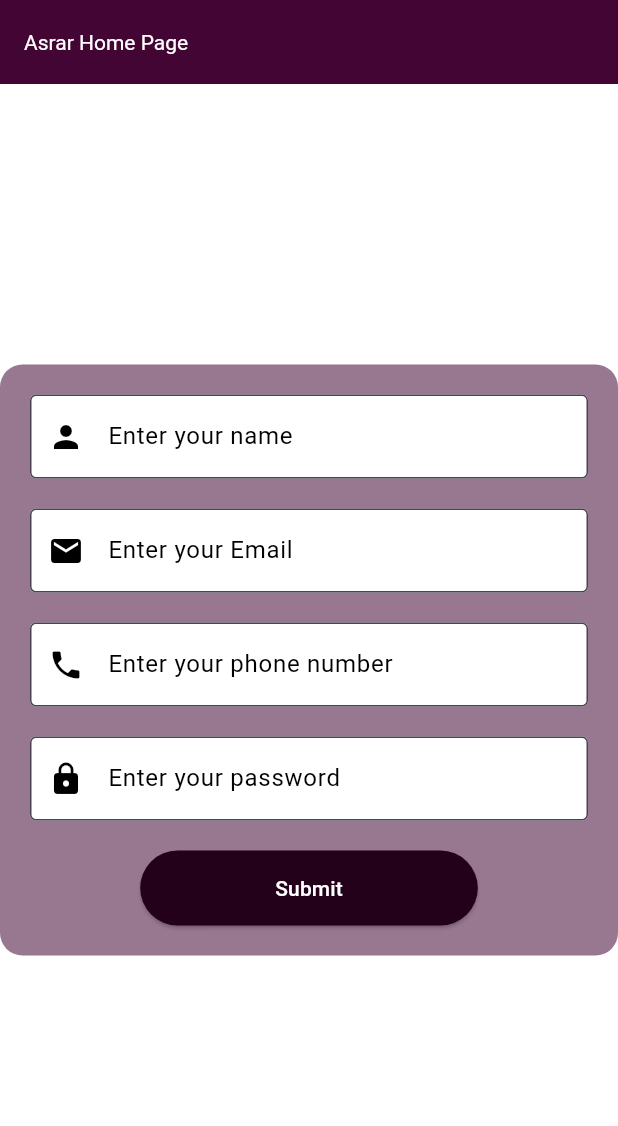
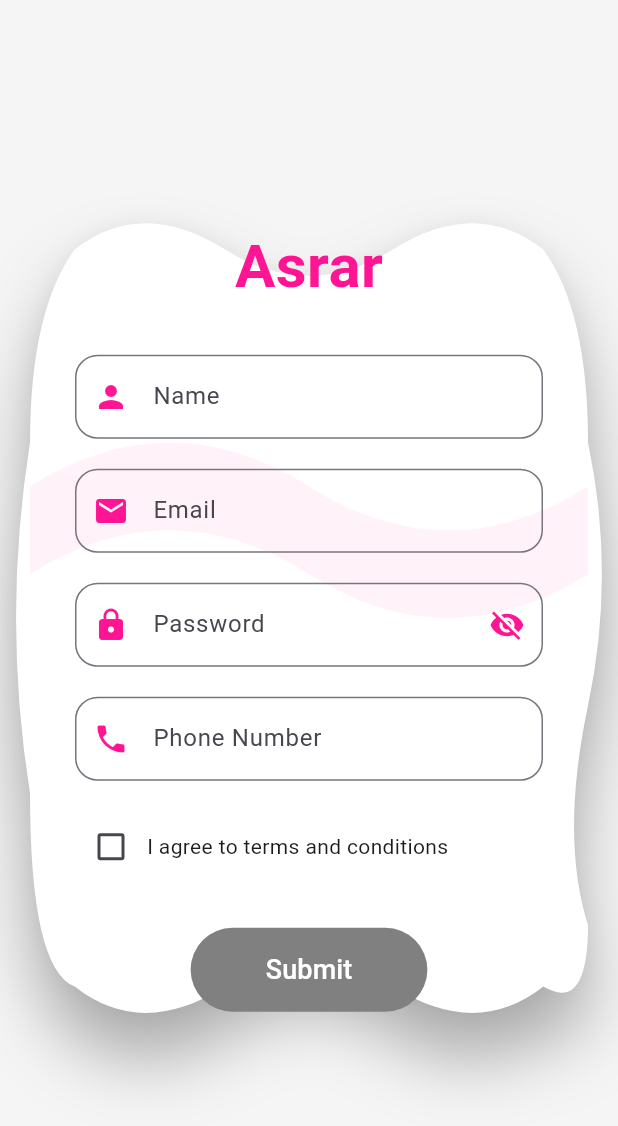
Before and after one commit to AsrarMoo/asrarflutterapp, a Flutter app: the screen it shows after launch, on a phone screen of 412 x 824 dp. Shown: the top 1126 px of the screen. Run offline on Flutter 3.47's test engine with Material 3 defaults, Android fonts, the phone set to English and light mode, and no system bars.

Commit message:
Update curve design and remove comments

```diff
--- a/lib/Asrar_homepage.dart
+++ /dev/null
@@ -1,137 +0,0 @@
-import 'package:flutter/material.dart';
-import 'colors.dart';
-import 'ValidationPage.dart';
-
-class AsrarHomePage extends StatefulWidget {
-  const AsrarHomePage({super.key});
-
-  @override
-  _AsrarHomePageState createState() => _AsrarHomePageState();
-}
-
-class _AsrarHomePageState extends State<AsrarHomePage> {
-  final GlobalKey<FormState> formKey = GlobalKey<FormState>();
-
-  String? name;
-  String? email;
-  String? phone;
-  String? password;
-
-  @override
-  Widget build(BuildContext context) {
-    return Scaffold(
-      backgroundColor: Colors.white,
-      appBar: AppBar(
-        title: const Text('Asrar Home Page'),
-        backgroundColor: const Color.fromARGB(255, 67, 5, 51),
-        titleTextStyle: const TextStyle(color: Colors.white),
-      ),
-      body: Center(
-        child: Container(
-          padding: const EdgeInsets.all(20.0),
-          decoration: BoxDecoration(
-            color: const Color.fromARGB(255, 152, 119, 144),
-            borderRadius: BorderRadius.circular(15),
-          ),
-          child: Form(
-            key: formKey,
-            child: Column(
-              mainAxisSize: MainAxisSize.min,
-              children: [
-                TextFormField(
-                  decoration: const InputDecoration(
-                    labelText: 'Enter your name',
-                    labelStyle: TextStyle(color: Colors.black),
-                    prefixIcon: Icon(Icons.person, color: Colors.black),
-                    filled: true,
-                    fillColor: Colors.white,
-                    border: OutlineInputBorder(
-                      borderSide: BorderSide(color: Colors.black),
-                    ),
-                    focusedBorder: OutlineInputBorder(
-                      borderSide: BorderSide(color: Colors.black),
-                    ),
-                  ),
-                  validator: (value) => ValidationPage.validateName(value),
-                  onChanged: (value) => name = value,
-                ),
-                const SizedBox(height: 20),
-                TextFormField(
-                  decoration: const InputDecoration(
-                    labelText: 'Enter your Email',
-                    labelStyle: TextStyle(color: Colors.black),
-                    prefixIcon: Icon(Icons.email, color: Colors.black),
-                    filled: true,
-                    fillColor: Colors.white,
-                    border: OutlineInputBorder(
-                      borderSide: BorderSide(color: Colors.black),
-                    ),
-                    focusedBorder: OutlineInputBorder(
-                      borderSide: BorderSide(color: Colors.black),
-                    ),
-                  ),
-                  keyboardType: TextInputType.emailAddress,
-                  validator: (value) => ValidationPage.validateEmail(value),
-                  onChanged: (value) => email = value,
-                ),
-                const SizedBox(height: 20),
-                TextFormField(
-                  decoration: const InputDecoration(
-                    labelText: 'Enter your phone number',
-                    labelStyle: TextStyle(color: Colors.black),
-                    prefixIcon: Icon(Icons.phone, color: Colors.black),
-                    filled: true,
-                    fillColor: Colors.white,
-                    border: OutlineInputBorder(
-                      borderSide: BorderSide(color: Colors.black),
-                    ),
-                    focusedBorder: OutlineInputBorder(
-                      borderSide: BorderSide(color: Colors.black),
-                    ),
-                  ),
-                  keyboardType: TextInputType.phone,
-                  validator: (value) => ValidationPage.validatePhone(value),
-                  onChanged: (value) => phone = value,
-                ),
-                const SizedBox(height: 20),
-                TextFormField(
-                  decoration: const InputDecoration(
-                    labelText: 'Enter your password',
-                    labelStyle: TextStyle(color: Colors.black),
-                    prefixIcon: Icon(Icons.lock, color: Colors.black),
-                    filled: true,
-                    fillColor: Colors.white,
-                    border: OutlineInputBorder(
-                      borderSide: BorderSide(color: Colors.black),
-                    ),
-                    focusedBorder: OutlineInputBorder(
-                      borderSide: BorderSide(color: Colors.black),
-                    ),
-                  ),
-                  obscureText: true,
-                  validator: (value) => ValidationPage.validatePassword(value),
-                  onChanged: (value) => password = value,
-                ),
-                const SizedBox(height: 20),
-                ElevatedButton(
-                  onPressed: () {
-                    if (formKey.currentState!.validate()) {
-                      ScaffoldMessenger.of(context).showSnackBar(
-                        const SnackBar(content: Text('All inputs are valid!')),
-                      );
-                    }
-                  },
-                  style: ElevatedButton.styleFrom(
-                    backgroundColor: colors.darkpink,
-                    padding: const EdgeInsets.symmetric(horizontal: 90, vertical: 15),
-                  ),
-                  child: const Text('Submit', style: TextStyle(color: Colors.white)),
-                ),
-              ],
-            ),
-          ),
-        ),
-      ),
-    );
-  }
-}
--- a/lib/colors.dart
+++ /dev/null
@@ -1,10 +0,0 @@
-import 'package:flutter/material.dart';
-
-class colors {
-  static const Color darkpink = Color.fromARGB(255, 36, 1, 27);
-  static const Color mediumpink = Color.fromARGB(255, 204, 81, 174);
-  static const Color lightpink = Color.fromARGB(255, 107, 73, 98);
-  static const Color white = Color.fromARGB(255, 255, 255, 255);
-
-
-}
--- a/lib/main.dart
+++ b/lib/main.dart
@@ -1,22 +1,22 @@
 import 'package:flutter/material.dart';
-import 'asrar_homepage.dart';
+import 'pages/asrar_homepage.dart';
 
 void main() {
-  runApp(const AsrarApp());
+  runApp(const MyApp());
 }
 
-class AsrarApp extends StatelessWidget {
-  const AsrarApp({super.key});
+class MyApp extends StatelessWidget {
+  const MyApp({super.key});
 
   @override
   Widget build(BuildContext context) {
     return MaterialApp(
+      title: 'Asrar App',
       debugShowCheckedModeBanner: false,
-      title: 'Asrar Project',
       theme: ThemeData(
-        primaryColor: const Color(0xFF80D8FF),
+        primarySwatch: Colors.pink,
       ),
-      home: AsrarHomePage(),  // هنا تم إزالة const
+      home: const AsrarHomePage(),
     );
   }
 }
--- /dev/null
+++ b/lib/pages/asrar_homepage.dart
@@ -0,0 +1,126 @@
+import 'package:flutter/material.dart';
+import '../theme/asrar_colors.dart';
+import '../widgets/asrar_text_field.dart';
+import '../painters/asrar_painter.dart';
+import '../widgets/asrar_button.dart';
+import '../utils/validators.dart';
+
+class AsrarHomePage extends StatefulWidget {
+  const AsrarHomePage({super.key});
+
+  @override
+  State<AsrarHomePage> createState() => _AsrarHomePageState();
+}
+
+class _AsrarHomePageState extends State<AsrarHomePage> {
+  final _formKey = GlobalKey<FormState>();
+  final _nameController = TextEditingController();
+  final _emailController = TextEditingController();
+  final _passwordController = TextEditingController();
+  final _phoneController = TextEditingController();
+  bool _agreeToTerms = false;
+
+  @override
+  Widget build(BuildContext context) {
+    return Scaffold(
+      backgroundColor: Colors.grey[100],
+      body: Center(
+        child: SingleChildScrollView(
+          child: Padding(
+            padding: const EdgeInsets.all(20),
+            child: CustomPaint(
+              painter: AsrarCurvePainter(),
+              child: Container(
+                width: MediaQuery.of(context).size.width > 600
+                    ? 600
+                    : double.infinity,
+                padding: EdgeInsets.all(30),
+                child: Column(
+                  mainAxisSize: MainAxisSize.min,
+                  children: [
+                    const Text(
+                      'Asrar',
+                      style: TextStyle(
+                        color: AsrarColors.darkPink,
+                        fontSize: 40,
+                        fontWeight: FontWeight.bold,
+                      ),
+                    ),
+                    const SizedBox(height: 30),
+                    Form(
+                      key: _formKey,
+                      child: Column(
+                        children: [
+                          AsrarTextField(
+                            label: 'Name',
+                            icon: Icons.person,
+                            controller: _nameController,
+                            validator: Validators.validateName,
+                            keyboardType: TextInputType.name,
+                          ),
+                          const SizedBox(height: 20),
+                          AsrarTextField(
+                            label: 'Email',
+                            icon: Icons.email,
+                            controller: _emailController,
+                            validator: Validators.validateEmail,
+                            keyboardType: TextInputType.emailAddress,
+                          ),
+                          const SizedBox(height: 20),
+                          AsrarTextField(
+                            label: 'Password',
+                            icon: Icons.lock,
+                            isPassword: true,
+                            controller: _passwordController,
+                            validator: Validators.validatePassword,
+                          ),
+                          const SizedBox(height: 20),
+                          AsrarTextField(
+                            label: 'Phone Number',
+                            icon: Icons.phone,
+                            controller: _phoneController,
+                            validator: Validators.validatePhone,
+                            keyboardType: TextInputType.phone,
+                          ),
+                          const SizedBox(height: 20),
+                          Row(
+                            children: [
+                              Checkbox(
+                                value: _agreeToTerms,
+                                onChanged: (value) {
+                                  setState(() {
+                                    _agreeToTerms = value ?? false;
+                                  });
+                                },
+                                activeColor: AsrarColors.darkPink,
+                              ),
+                              const Text('I agree to terms and conditions'),
+                            ],
+                          ),
+                          const SizedBox(height: 30),
+                          AsrarButton(
+                            text: 'Submit',
+                            isEnabled: _agreeToTerms,
+                            onPressed: () {
+                              if (_formKey.currentState!.validate()) {
+                                ScaffoldMessenger.of(context).showSnackBar(
+                                  const SnackBar(
+                                    content: Text('Form submitted successfully!'),
+                                  ),
+                                );
+                              }
+                            },
+                          ),
+                        ],
+                      ),
+                    ),
+                  ],
+                ),
+              ),
+            ),
+          ),
+        ),
+      ),
+    );
+  }
+}
--- /dev/null
+++ b/lib/theme/asrar_colors.dart
@@ -0,0 +1,9 @@
+import 'package:flutter/material.dart';
+
+class AsrarColors {
+  static const Color darkPink = Color(0xFFFF1493);
+  static const Color lightPink = Color(0xFFFFB6C1);
+  static const Color grey = Color(0xFF808080);
+  static const Color white = Colors.white;
+  static const Color black = Colors.black;
+}
--- /dev/null
+++ b/lib/widgets/Asrar_button.dart
@@ -0,0 +1,40 @@
+import 'package:flutter/material.dart';
+import '../theme/asrar_colors.dart';
+
+class AsrarButton extends StatelessWidget {
+  final VoidCallback onPressed;
+  final String text;
+  final bool isEnabled;
+
+  const AsrarButton({
+    super.key,
+    required this.onPressed,
+    required this.text,
+    this.isEnabled = true,
+  });
+
+  @override
+  Widget build(BuildContext context) {
+    return ElevatedButton(
+      onPressed: isEnabled ? onPressed : null,
+      style: ElevatedButton.styleFrom(
+        backgroundColor: AsrarColors.darkPink,
+        padding: const EdgeInsets.symmetric(
+          horizontal: 50,
+          vertical: 15,
+        ),
+        shape: RoundedRectangleBorder(
+          borderRadius: BorderRadius.circular(30),
+        ),
+        disabledBackgroundColor: AsrarColors.grey,
+      ),
+      child: Text(
+        text,
+        style: const TextStyle(
+          fontSize: 18,
+          color: AsrarColors.white,
+        ),
+      ),
+    );
+  }
+}
--- /dev/null
+++ b/lib/widgets/asrar_text_field.dart
@@ -0,0 +1,70 @@
+import 'package:flutter/material.dart';
+import '../theme/asrar_colors.dart';
+
+class AsrarTextField extends StatefulWidget {
+  final String label;
+  final IconData icon;
+  final bool isPassword;
+  final TextEditingController controller;
+  final String? Function(String?)? validator;
+  final TextInputType? keyboardType;
+
+  const AsrarTextField({
+    super.key,
+    required this.label,
+    required this.icon,
+    this.isPassword = false,
+    required this.controller,
+    this.validator,
+    this.keyboardType,
+  });
+
+  @override
+  State<AsrarTextField> createState() => _AsrarTextFieldState();
+}
+
+class _AsrarTextFieldState extends State<AsrarTextField> {
+  bool _obscureText = true;
+
+  @override
+  Widget build(BuildContext context) {
+    return TextFormField(
+      controller: widget.controller,
+      obscureText: widget.isPassword && _obscureText,
+      validator: widget.validator,
+      keyboardType: widget.keyboardType,
+      decoration: InputDecoration(
+        labelText: widget.label,
+        prefixIcon: Icon(widget.icon, color: AsrarColors.darkPink),
+        suffixIcon: widget.isPassword
+            ? IconButton(
+                icon: Icon(
+                  _obscureText ? Icons.visibility_off : Icons.visibility,
+                  color: AsrarColors.darkPink,
+                ),
+                onPressed: () {
+                  setState(() {
+                    _obscureText = !_obscureText;
+                  });
+                },
+              )
+            : null,
+        border: OutlineInputBorder(
+          borderRadius: BorderRadius.circular(15),
+        ),
+        focusedBorder: OutlineInputBorder(
+          borderRadius: BorderRadius.circular(15),
+          borderSide: const BorderSide(color: AsrarColors.darkPink),
+        ),
+        errorBorder: OutlineInputBorder(
+          borderRadius: BorderRadius.circular(15),
+          borderSide: const BorderSide(color: Colors.red),
+        ),
+        focusedErrorBorder: OutlineInputBorder(
+          borderRadius: BorderRadius.circular(15),
+          borderSide: const BorderSide(color: Colors.red),
+        ),
+      ),
+    );
+  }
+}
```
Also changed, not shown: lib/Asrar_button.dart (deleted, +0 -19 lines), lib/ValidationPage.dart (deleted, +0 -42 lines), lib/asrar_textfield.dart (deleted, +0 -56 lines), lib/painters/asrar_painter.dart (added, +151 -0 lines), lib/utils/validators.dart (added, +41 -0 lines), 1 other file.
